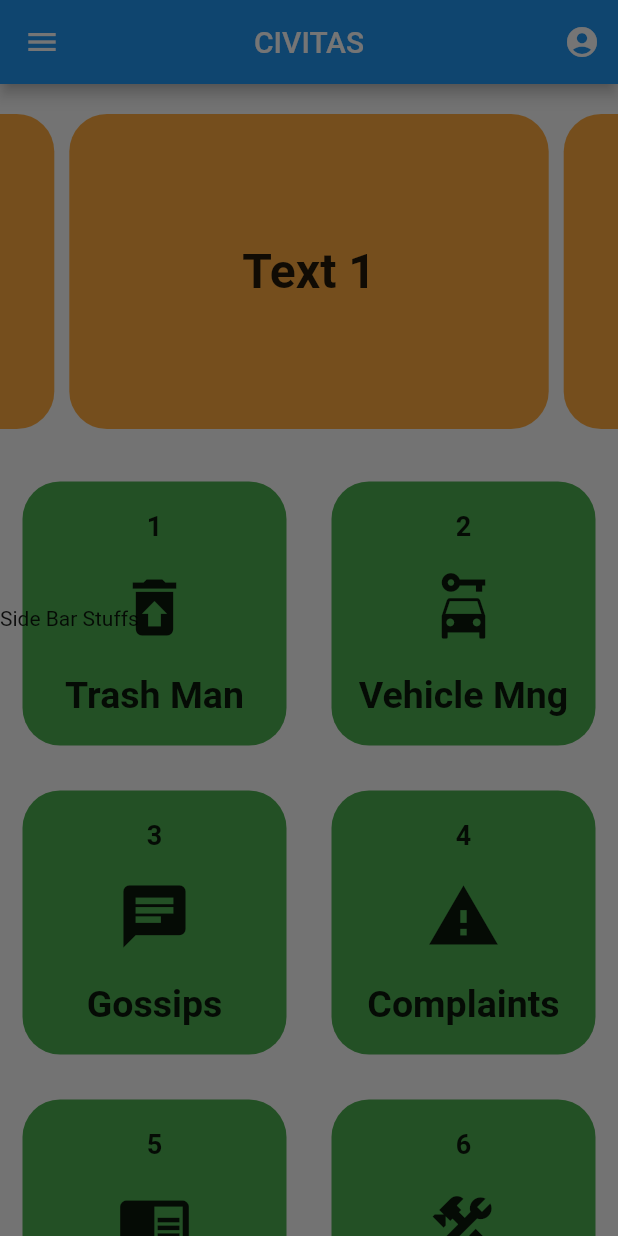
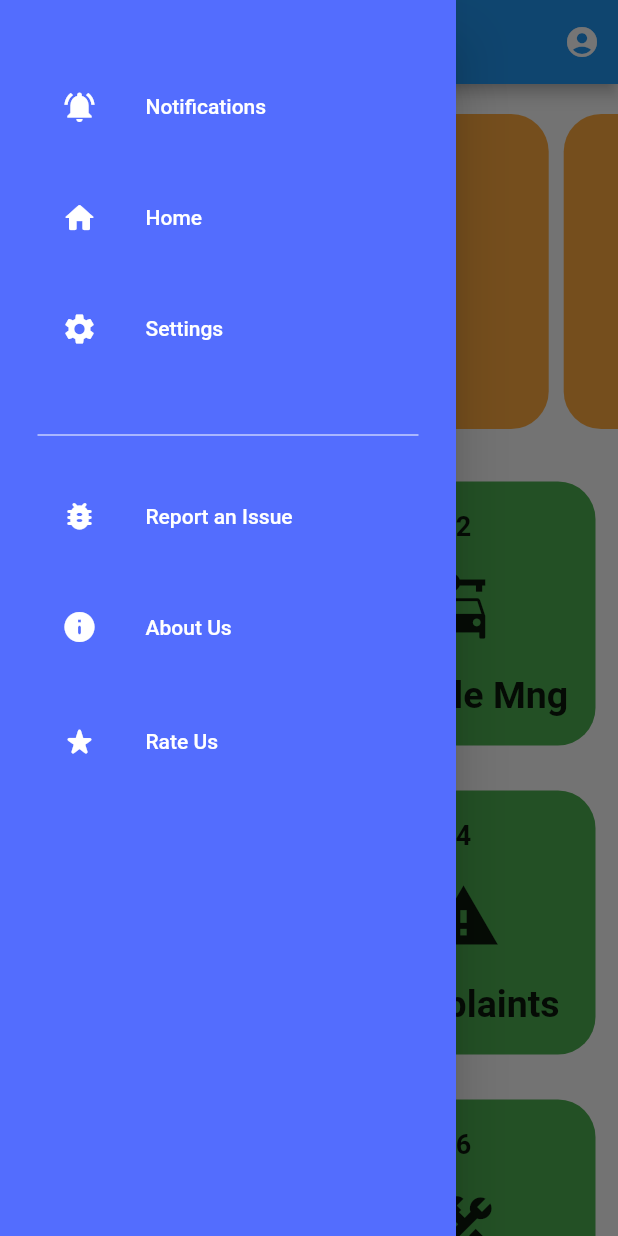
Before and after one commit to VE5PER/civitas, a Flutter app: the screen it shows after launch, with the side drawer open, on a phone screen of 412 x 824 dp. Run offline on Flutter 3.47's test engine with Material 2 defaults, Android fonts, the phone set to English and light mode, and no system bars; drawn by our look-alikes of carousel_slider.

Commit message:
De-Capitalized state names :| Added Side Drawer along with several new dart files such as Settings, Notifications, About Us and Report an Issue. OnClick action of the SideDrawer actions are yet to be deployed and Several Changes for the Side Drawer is in the pipeline and will be deployed soon ASAP. BS :)

```diff
--- a/lib/homepage.dart
+++ b/lib/homepage.dart
@@ -64,7 +64,7 @@ class _MyHomePageState extends State<MyHomePage> {
           ],
         ),
       ),
-      drawer: const drawerItems(),
+      drawer: const draweritems(),
     );
   }
 }
--- /dev/null
+++ b/lib/settings.dart
@@ -0,0 +1,13 @@
+class settings extends StatefulWidget {
+  const settings({Key? key}) : super(key: key);
+
+  @override
+  _settingsState createState() => _settingsState();
+}
+
+class _settingsState extends State<settings> {
+  @override
+  Widget build(BuildContext context) {
+    return Container();
+  }
+}
--- a/lib/sidedrawer.dart
+++ b/lib/sidedrawer.dart
@@ -1,20 +1,73 @@
 import 'package:flutter/cupertino.dart';
+import 'package:flutter/material.dart';
 
-class drawerItems extends StatefulWidget {
-  const drawerItems({Key? key}) : super(key: key);
+class draweritems extends StatefulWidget {
+  const draweritems({Key? key}) : super(key: key);
 
   @override
-  _drawerItemsState createState() => _drawerItemsState();
+  _draweritemsState createState() => _draweritemsState();
 }
 
-class _drawerItemsState extends State<drawerItems> {
+class _draweritemsState extends State<draweritems> {
+  final padding=EdgeInsets.symmetric(horizontal: 25,vertical: 25);
   @override
   Widget build(BuildContext context) {
-    return Container(
-        child: Row(
-      children: [
-        Text("Side Bar Stuffs"),
-      ],
-    ));
+    return Drawer(
+      child: Material(
+        color: Colors.indigoAccent,
+        child: ListView(
+          padding: padding,
+          children: <Widget>[
+            const SizedBox(height: 18),
+            listViewItems(
+              text: 'Notifications',
+              icon: Icons.notifications_active,
+            ),
+            const SizedBox(height: 18),
+            listViewItems(
+              text: 'Home',
+              icon: Icons.home_rounded,
+            ),
+            const SizedBox(height: 18),
+            listViewItems(
+              text: 'Settings',
+              icon: Icons.settings,
+            ),
+            const SizedBox(height: 35),
+            Divider(color: Colors.white,),
+            const SizedBox(height: 18),
+            listViewItems(
+              text: 'Report an Issue',
+              icon: Icons.bug_report_rounded,
+            ),
+            const SizedBox(height: 18),
+            listViewItems(
+              text: 'About Us',
+              icon: Icons.info_rounded,
+            ),
+            const SizedBox(height: 20),
+            listViewItems(
+              text: 'Rate Us',
+              icon: Icons.star_rate_rounded,
+            ),
+          ],
+        ),
+
+      ),
+    );
+  }
+  Widget listViewItems(
+  { required String text,
+    required IconData icon,
+    VoidCallback? onClicked,
+}){
+    final color=Colors.white;
+    final hoverColor=Colors.white60;
+    return ListTile(
+      leading: Icon(icon,color:color),
+      title: Text(text,style: TextStyle(color: color)),
+      hoverColor: hoverColor,
+      onTap: (){},
+    );
   }
 }
```
Also changed, not shown: lib/aboutUs.dart (added, +13 -0 lines), lib/notifications.dart (added, +13 -0 lines), lib/reportIssue.dart (added, +13 -0 lines).
